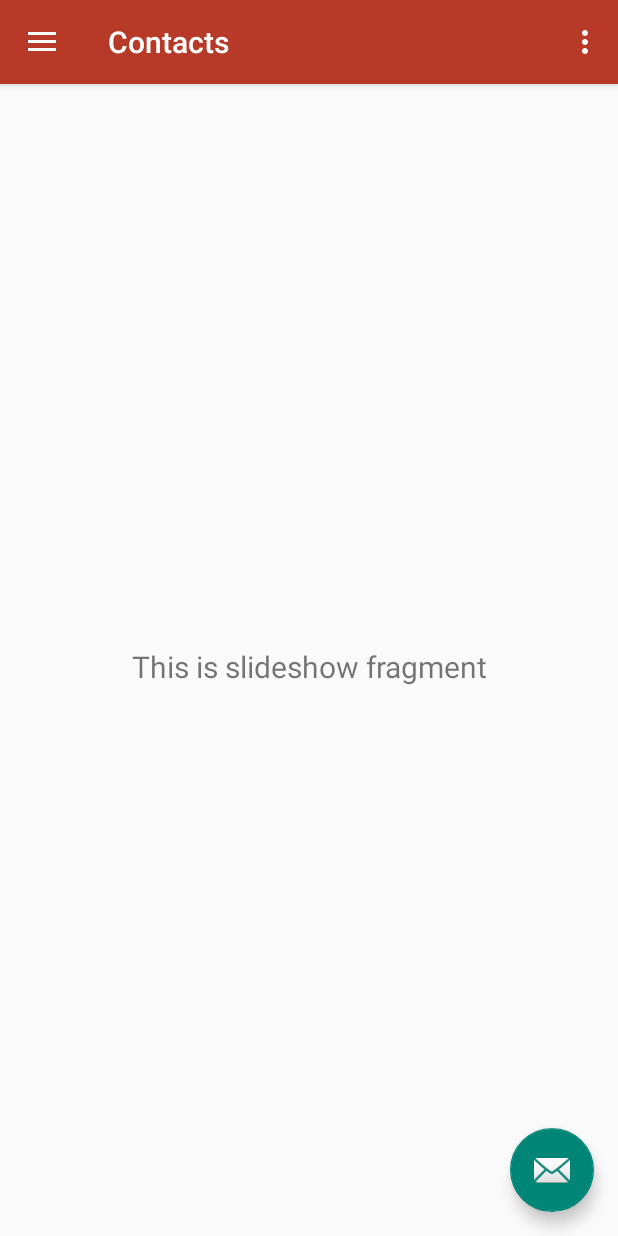
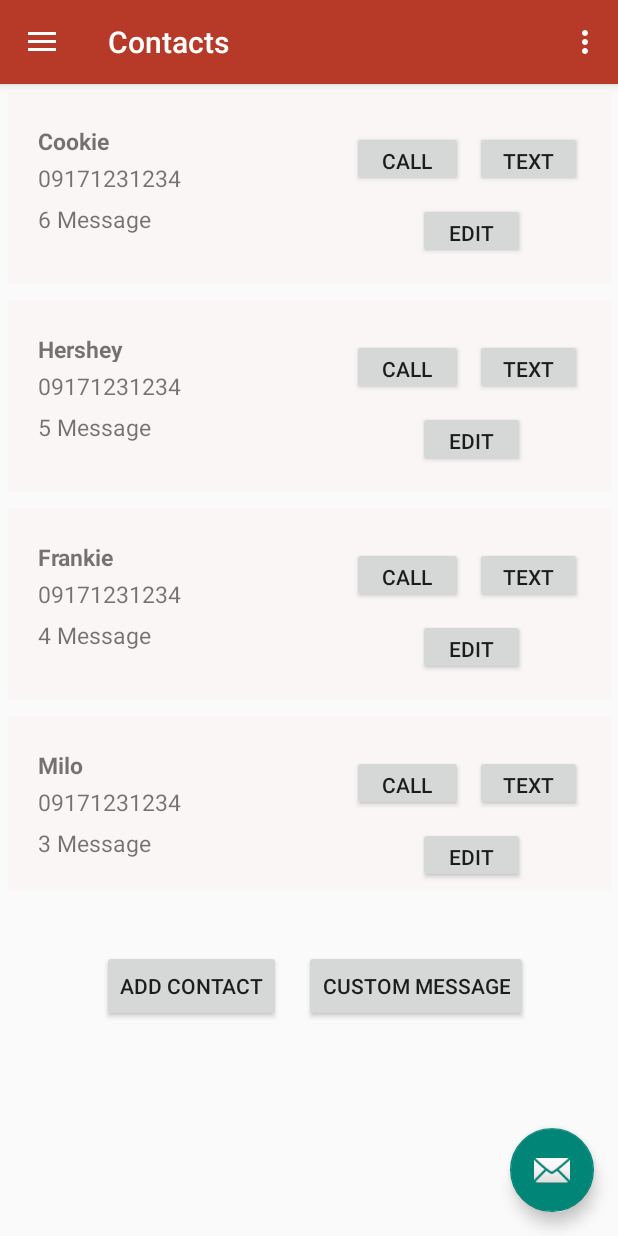
Before and after one commit to mkdragasa/Ragasa_Ramos_MP, an Android app: the screen it shows after launch (NavigationBar), in the side drawer, after a tap on "Contacts", on a phone screen of 412 x 824 dp. Run offline under Robolectric (Android 15) with nearby library versions, the phone set to English and light mode, and no system bars; our stand-ins replace navigation-ui.

Commit message:
Contacts Layout

```diff
--- a/app/build.gradle
+++ b/app/build.gradle
@@ -30,6 +30,7 @@ android {
 
 dependencies {
     implementation "androidx.cardview:cardview:1.0.0"
+    implementation 'androidx.recyclerview:recyclerview:1.1.0'
     implementation 'androidx.appcompat:appcompat:1.2.0'
     implementation 'com.google.android.material:material:1.3.0'
     implementation 'androidx.constraintlayout:constraintlayout:2.0.4'
--- /dev/null
+++ b/app/src/main/java/com/mobdeve/ragasam/ragasa_ramos_mp/ui/contacts/Contacts.java
@@ -0,0 +1,29 @@
+package com.mobdeve.ragasam.ragasa_ramos_mp.ui.contacts;
+
+public class Contacts {
+    private String Name, Number, Message;
+
+    public String getName() {
+        return Name;
+    }
+
+    public void setName(String name) {
+        Name = name;
+    }
+
+    public String getNumber() {
+        return Number;
+    }
+
+    public void setNumber(String number) {
+        Number = number;
+    }
+
+    public String getMessage() {
+        return Message;
+    }
+
+    public void setMessage(String message) {
+        Message = message;
+    }
+}
--- /dev/null
+++ b/app/src/main/java/com/mobdeve/ragasam/ragasa_ramos_mp/ui/contacts/ContactsAdapter.java
@@ -0,0 +1,44 @@
+package com.mobdeve.ragasam.ragasa_ramos_mp.ui.contacts;
+
+import android.content.Context;
+import android.view.LayoutInflater;
+import android.view.View;
+import android.view.ViewGroup;
+
+import androidx.annotation.NonNull;
+import androidx.recyclerview.widget.RecyclerView;
+
+import com.mobdeve.ragasam.ragasa_ramos_mp.R;
+
+import java.util.ArrayList;
+
+public class ContactsAdapter extends RecyclerView.Adapter<ContactsViewHolder> {
+
+    private ArrayList<Contacts> contactsArrayList;
+
+    public ContactsAdapter(ArrayList<Contacts> data){
+        this.contactsArrayList = data;
+
+    }
+
+    @NonNull
+    @Override
+    public ContactsViewHolder onCreateViewHolder(@NonNull ViewGroup parent, int viewType) {
+        View v=  LayoutInflater.from(parent.getContext()).inflate(R.layout.contacts_layout, parent,false);
+        ContactsViewHolder viewHolder = new ContactsViewHolder(v);
+
+        return viewHolder;
+    }
+
+    @Override
+    public void onBindViewHolder(@NonNull ContactsViewHolder holder, int position) {
+        holder.setName(this.contactsArrayList.get(position).getName());
+        holder.setNumber(this.contactsArrayList.get(position).getNumber());
+        holder.setMessage(this.contactsArrayList.get(position).getMessage());
+    }
+
+    @Override
+    public int getItemCount() {
+        return this.contactsArrayList.size();
+    }
+}
--- /dev/null
+++ b/app/src/main/java/com/mobdeve/ragasam/ragasa_ramos_mp/ui/contacts/ContactsFragment.java
@@ -0,0 +1,93 @@
+package com.mobdeve.ragasam.ragasa_ramos_mp.ui.contacts;
+
+import android.app.Activity;
+import android.content.Context;
+import android.os.Bundle;
+import android.view.LayoutInflater;
+import android.view.View;
+import android.view.ViewGroup;
+
+import androidx.annotation.NonNull;
+import androidx.fragment.app.Fragment;
+import androidx.recyclerview.widget.LinearLayoutManager;
+import androidx.recyclerview.widget.RecyclerView;
+
+import com.mobdeve.ragasam.ragasa_ramos_mp.R;
+
+import java.util.ArrayList;
+
+public class ContactsFragment extends Fragment {
+
+    Activity context;
+    private RecyclerView recyclerView;
+    private ContactsAdapter contactsAdapter;
+    private ArrayList<Contacts> contactsArrayList = new ArrayList<>();
+
+
+    public View onCreateView(@NonNull LayoutInflater inflater,
+            ViewGroup container, Bundle savedInstanceState) {
+        context = getActivity();
+        View root = inflater.inflate(R.layout.fragment_contacts, container, false);
+
+
+        return root;
+    }
+
+    public void onStart() {
+        super.onStart();
+
+        this.recyclerView = context.findViewById(R.id.rv_contacts);
+        generateData();
+        //Layout Manager
+        LinearLayoutManager linearLayoutManager = new LinearLayoutManager(context);
+        this.recyclerView.setLayoutManager(linearLayoutManager);
+
+        //Adapter
+        contactsAdapter = new ContactsAdapter(this.contactsArrayList);
+        this.recyclerView.setAdapter(this.contactsAdapter);
+
+
+    }
+
+    public void generateData(){
+
+        contactsArrayList = new ArrayList<>();
+
+        Contacts contacts = new Contacts();
+        contacts.setName("Kyla");
+        contacts.setNumber("09171231234");
+        contacts.setMessage("1 Message");
+        contactsArrayList.add(0, contacts);
+
+        contacts = new Contacts();
+        contacts.setName("Alex");
+        contacts.setNumber("09171231234");
+        contacts.setMessage("2 Message");
+        contactsArrayList.add(0, contacts);
+
+        contacts = new Contacts();
+        contacts.setName("Milo");
+        contacts.setNumber("09171231234");
+        contacts.setMessage("3 Message");
+        contactsArrayList.add(0, contacts);
+
+        contacts = new Contacts();
+        contacts.setName("Frankie");
+        contacts.setNumber("09171231234");
+        contacts.setMessage("4 Message");
+        contactsArrayList.add(0, contacts);
+
+        contacts = new Contacts();
+        contacts.setName("Hershey");
+        contacts.setNumber("09171231234");
+        contacts.setMessage("5 Message");
+        contactsArrayList.add(0, contacts);
+
+        contacts = new Contacts();
+        contacts.setName("Cookie");
+        contacts.setNumber("09171231234");
+        contacts.setMessage("6 Message");
+        contactsArrayList.add(0, contacts);
+
+    }
+}
--- /dev/null
+++ b/app/src/main/java/com/mobdeve/ragasam/ragasa_ramos_mp/ui/contacts/ContactsViewHolder.java
@@ -0,0 +1,37 @@
+package com.mobdeve.ragasam.ragasa_ramos_mp.ui.contacts;
+
+import android.view.View;
+import android.widget.Button;
+import android.widget.TextView;
+
+import androidx.annotation.NonNull;
+import androidx.recyclerview.widget.RecyclerView;
+
+import com.mobdeve.ragasam.ragasa_ramos_mp.R;
+
+public class ContactsViewHolder extends RecyclerView.ViewHolder {
+
+    private TextView name, number, message;
+    private Button callBtn, editBtn, textBtn;
+
+    public ContactsViewHolder(@NonNull View itemView) {
+        super(itemView);
+
+        this.name = itemView.findViewById(R.id.tv_ContactName);
+        this.number = itemView.findViewById(R.id.tv_ContactNumber);
+        this.message = itemView.findViewById(R.id.tv_ContactMessage);
+    }
+
+    public void setName(String name){
+        this.name.setText(name);
+    }
+
+    public void setNumber(String number){
+        this.number.setText(number);
+    }
+
+    public void setMessage(String message){
+        this.message.setText(message);
+    }
+
+}
--- a/app/src/main/java/com/mobdeve/ragasam/ragasa_ramos_mp/ui/slideshow/SlideshowFragment.java
+++ /dev/null
@@ -1,33 +0,0 @@
-package com.mobdeve.ragasam.ragasa_ramos_mp.ui.slideshow;
-
-import android.os.Bundle;
-import android.view.LayoutInflater;
-import android.view.View;
-import android.view.ViewGroup;
-import android.widget.TextView;
-import androidx.annotation.NonNull;
-import androidx.annotation.Nullable;
-import androidx.fragment.app.Fragment;
-import androidx.lifecycle.Observer;
-import androidx.lifecycle.ViewModelProvider;
-import com.mobdeve.ragasam.ragasa_ramos_mp.R;
-
-public class SlideshowFragment extends Fragment {
-
-    private SlideshowViewModel slideshowViewModel;
-
-    public View onCreateView(@NonNull LayoutInflater inflater,
-            ViewGroup container, Bundle savedInstanceState) {
-        slideshowViewModel =
-                new ViewModelProvider(this).get(SlideshowViewModel.class);
-        View root = inflater.inflate(R.layout.fragment_slideshow, container, false);
-        final TextView textView = root.findViewById(R.id.text_slideshow);
-        slideshowViewModel.getText().observe(getViewLifecycleOwner(), new Observer<String>() {
-            @Override
-            public void onChanged(@Nullable String s) {
-                textView.setText(s);
-            }
-        });
-        return root;
-    }
-}
--- a/app/src/main/java/com/mobdeve/ragasam/ragasa_ramos_mp/ui/slideshow/SlideshowViewModel.java
+++ /dev/null
@@ -1,19 +0,0 @@
-package com.mobdeve.ragasam.ragasa_ramos_mp.ui.slideshow;
-
-import androidx.lifecycle.LiveData;
-import androidx.lifecycle.MutableLiveData;
-import androidx.lifecycle.ViewModel;
-
-public class SlideshowViewModel extends ViewModel {
-
-    private MutableLiveData<String> mText;
-
-    public SlideshowViewModel() {
-        mText = new MutableLiveData<>();
-        mText.setValue("This is slideshow fragment");
-    }
-
-    public LiveData<String> getText() {
-        return mText;
-    }
-}
--- /dev/null
+++ b/app/src/main/res/layout/contacts_layout.xml
@@ -0,0 +1,77 @@
+<?xml version="1.0" encoding="utf-8"?>
+<androidx.constraintlayout.widget.ConstraintLayout xmlns:android="http://schemas.android.com/apk/res/android"
+    xmlns:app="http://schemas.android.com/apk/res-auto"
+    xmlns:tools="http://schemas.android.com/tools"
+    android:id="@+id/cl_EachContact"
+    android:layout_width="match_parent"
+    android:layout_height="wrap_content"
+    android:layout_margin="5dp"
+    android:background="#FAF6F6"
+    android:padding="10dp">
+
+    <Button
+        android:id="@+id/btn_CallContact"
+        android:layout_width="74dp"
+        android:layout_height="37dp"
+        android:layout_marginTop="16dp"
+        android:layout_marginEnd="8dp"
+        android:text="Call"
+        android:textSize="14sp"
+        app:layout_constraintEnd_toStartOf="@+id/btn_TextContact"
+        app:layout_constraintTop_toTopOf="parent" />
+
+    <Button
+        android:id="@+id/btn_TextContact"
+        android:layout_width="71dp"
+        android:layout_height="37dp"
+        android:layout_marginTop="16dp"
+        android:layout_marginEnd="10dp"
+        android:text="Text"
+        android:textSize="14sp"
+        app:layout_constraintEnd_toEndOf="parent"
+        app:layout_constraintTop_toTopOf="parent" />
+
+    <Button
+        android:id="@+id/btn_EditContact"
+        android:layout_width="71dp"
+        android:layout_height="37dp"
+        android:layout_marginTop="64dp"
+        android:layout_marginEnd="48dp"
+        android:text="Edit"
+        android:textSize="14sp"
+        app:layout_constraintEnd_toEndOf="parent"
+        app:layout_constraintTop_toTopOf="parent" />
+
+    <TextView
+        android:id="@+id/tv_ContactName"
+        android:layout_width="205dp"
+        android:layout_height="19dp"
+        android:layout_marginStart="10dp"
+        android:layout_marginTop="12dp"
+        android:textSize="15sp"
+        android:textStyle="bold"
+        app:layout_constraintStart_toStartOf="parent"
+        app:layout_constraintTop_toTopOf="parent" />
+
+    <TextView
+        android:id="@+id/tv_ContactNumber"
+        android:layout_width="205dp"
+        android:layout_height="19dp"
+        android:layout_marginStart="10dp"
+        android:layout_marginTop="5dp"
+        android:textSize="15sp"
+        app:layout_constraintStart_toStartOf="parent"
+        app:layout_constraintTop_toBottomOf="@+id/tv_ContactName" />
+
+    <TextView
+        android:id="@+id/tv_ContactMessage"
+        android:layout_width="205dp"
+        android:layout_height="44dp"
+        android:layout_marginStart="10dp"
+        android:layout_marginTop="8dp"
+        android:maxLines="2"
+        android:textSize="15sp"
+        app:layout_constraintStart_toStartOf="parent"
+        app:layout_constraintTop_toBottomOf="@+id/tv_ContactNumber" />
+
+</androidx.constraintlayout.widget.ConstraintLayout>
--- /dev/null
+++ b/app/src/main/res/layout/fragment_contacts.xml
@@ -0,0 +1,39 @@
+<?xml version="1.0" encoding="utf-8"?>
+<androidx.constraintlayout.widget.ConstraintLayout
+    xmlns:android="http://schemas.android.com/apk/res/android"
+    xmlns:app="http://schemas.android.com/apk/res-auto"
+    xmlns:tools="http://schemas.android.com/tools"
+    android:layout_width="match_parent"
+    android:layout_height="match_parent"
+    tools:context=".ui.contacts.ContactsFragment" >
+
+    <Button
+        android:id="@+id/btn_addContact"
+        android:layout_width="wrap_content"
+        android:layout_height="wrap_content"
+        android:layout_marginStart="52dp"
+        android:layout_marginTop="40dp"
+        android:text="ADD CONTACT"
+        app:layout_constraintEnd_toStartOf="@+id/btn_CustomMessage"
+        app:layout_constraintStart_toStartOf="parent"
+        app:layout_constraintTop_toBottomOf="@+id/rv_contacts" />
+
+    <Button
+        android:id="@+id/btn_CustomMessage"
+        android:layout_width="wrap_content"
+        android:layout_height="wrap_content"
+        android:layout_marginTop="40dp"
+        android:layout_marginEnd="60dp"
+        android:text="CUSTOM MESSAGE"
+        app:layout_constraintEnd_toEndOf="parent"
+        app:layout_constraintTop_toBottomOf="@+id/rv_contacts" />
+
+    <androidx.recyclerview.widget.RecyclerView
+        android:id="@+id/rv_contacts"
+        android:layout_width="413dp"
+        android:layout_height="537dp"
+        app:layout_constraintStart_toStartOf="parent"
+        app:layout_constraintTop_toTopOf="parent">
+
+    </androidx.recyclerview.widget.RecyclerView>
+</androidx.constraintlayout.widget.ConstraintLayout>
--- a/app/src/main/res/layout/fragment_slideshow.xml
+++ /dev/null
@@ -1,23 +0,0 @@
-<?xml version="1.0" encoding="utf-8"?>
-<androidx.constraintlayout.widget.ConstraintLayout
-    xmlns:android="http://schemas.android.com/apk/res/android"
-    xmlns:app="http://schemas.android.com/apk/res-auto"
-    xmlns:tools="http://schemas.android.com/tools"
-    android:layout_width="match_parent"
-    android:layout_height="match_parent"
-    tools:context=".ui.slideshow.SlideshowFragment" >
-
-    <TextView
-        android:id="@+id/text_slideshow"
-        android:layout_width="match_parent"
-        android:layout_height="wrap_content"
-        android:layout_marginStart="8dp"
-        android:layout_marginTop="8dp"
-        android:layout_marginEnd="8dp"
-        android:textAlignment="center"
-        android:textSize="20sp"
-        app:layout_constraintEnd_toEndOf="parent"
-        app:layout_constraintStart_toStartOf="parent"
-        app:layout_constraintTop_toTopOf="parent"
-        app:layout_constraintBottom_toBottomOf="parent" />
-</androidx.constraintlayout.widget.ConstraintLayout>
--- a/app/src/main/res/navigation/mobile_navigation.xml
+++ b/app/src/main/res/navigation/mobile_navigation.xml
@@ -18,9 +18,9 @@
 
     <fragment
         android:id="@+id/nav_contacts"
-        android:name="com.mobdeve.ragasam.ragasa_ramos_mp.ui.slideshow.SlideshowFragment"
+        android:name="com.mobdeve.ragasam.ragasa_ramos_mp.ui.contacts.ContactsFragment"
         android:label="@string/menu_contacts"
-        tools:layout="@layout/fragment_slideshow" />
+        tools:layout="@layout/fragment_contacts" />
     <fragment
         android:id="@+id/nav_location"
         android:name="com.mobdeve.ragasam.ragasa_ramos_mp.ui.location.LocationFragment"
```
